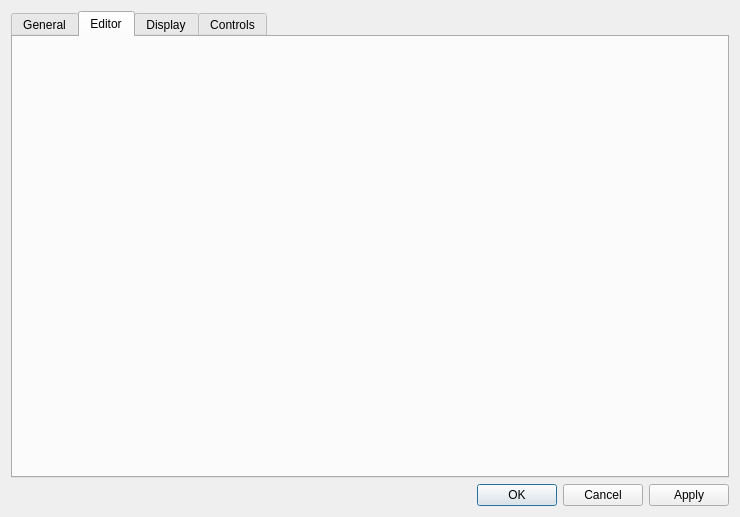
Old version of the form src/settingsdialog.ui in the repository GAMS-dev/studio.
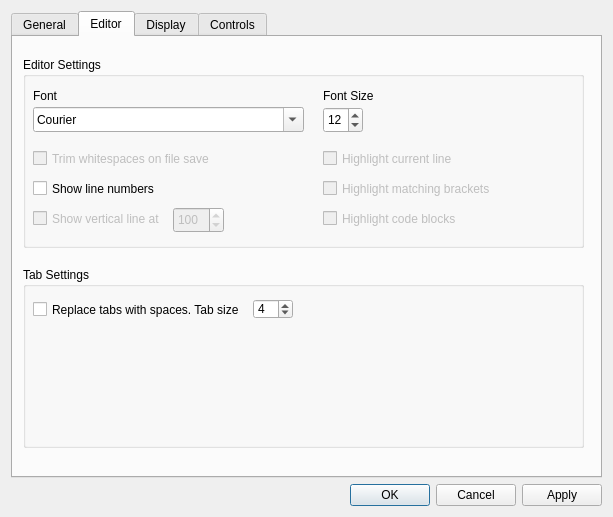
New version of the form. The open tabs and pages were chosen to show the change.

Commit message: added second page of settings (no functionality yet)

```diff
--- a/src/settingsdialog.ui
+++ b/src/settingsdialog.ui
@@ -6,7 +6,7 @@
    <rect>
     <x>0</x>
     <y>0</y>
-    <width>740</width>
+    <width>613</width>
     <height>517</height>
    </rect>
   </property>
@@ -190,6 +190,270 @@
       <attribute name="title">
        <string>Editor</string>
       </attribute>
+      <widget class="QGroupBox" name="groupBox_4">
+       <property name="geometry">
+        <rect>
+         <x>10</x>
+         <y>20</y>
+         <width>561</width>
+         <height>191</height>
+        </rect>
+       </property>
+       <property name="title">
+        <string>Editor Settings</string>
+       </property>
+       <widget class="QFontComboBox" name="fontComboBox">
+        <property name="geometry">
+         <rect>
+          <x>10</x>
+          <y>50</y>
+          <width>271</width>
+          <height>25</height>
+         </rect>
+        </property>
+        <property name="fontFilters">
+         <set>QFontComboBox::MonospacedFonts</set>
+        </property>
+        <property name="currentFont">
+         <font>
+          <family>Source Code Pro</family>
+          <pointsize>12</pointsize>
+         </font>
+        </property>
+       </widget>
+       <widget class="QSpinBox" name="spinBox">
+        <property name="geometry">
+         <rect>
+          <x>300</x>
+          <y>50</y>
+          <width>40</width>
+          <height>26</height>
+         </rect>
+        </property>
+        <property name="minimum">
+         <number>5</number>
+        </property>
+        <property name="maximum">
+         <number>50</number>
+        </property>
+        <property name="value">
+         <number>12</number>
+        </property>
+       </widget>
+       <widget class="QLabel" name="label_2">
+        <property name="geometry">
+         <rect>
+          <x>10</x>
+          <y>30</y>
+          <width>56</width>
+          <height>17</height>
+         </rect>
+        </property>
+        <property name="text">
+         <string>Font</string>
+        </property>
+       </widget>
+       <widget class="QLabel" name="label_3">
+        <property name="geometry">
+         <rect>
+          <x>300</x>
+          <y>30</y>
+          <width>56</width>
+          <height>17</height>
+         </rect>
+        </property>
+        <property name="text">
+         <string>Font Size</string>
+        </property>
+       </widget>
+       <widget class="QCheckBox" name="checkBox_9">
+        <property name="enabled">
+         <bool>false</bool>
+        </property>
+        <property name="geometry">
+         <rect>
+          <x>10</x>
+          <y>90</y>
+          <width>271</width>
+          <height>23</height>
+         </rect>
+        </property>
+        <property name="text">
+         <string>Trim whitespaces on file save</string>
+        </property>
+        <property name="checkable">
+         <bool>true</bool>
+        </property>
+       </widget>
+       <widget class="QCheckBox" name="checkBox_10">
+        <property name="enabled">
+         <bool>true</bool>
+        </property>
+        <property name="geometry">
+         <rect>
+          <x>10</x>
+          <y>120</y>
+          <width>271</width>
+          <height>23</height>
+         </rect>
+        </property>
+        <property name="text">
+         <string>Show line numbers</string>
+        </property>
+        <property name="checkable">
+         <bool>true</bool>
+        </property>
+       </widget>
+       <widget class="QCheckBox" name="checkBox_11">
+        <property name="enabled">
+         <bool>false</bool>
+        </property>
+        <property name="geometry">
+         <rect>
+          <x>10</x>
+          <y>150</y>
+          <width>141</width>
+          <height>23</height>
+         </rect>
+        </property>
+        <property name="text">
+         <string>Show vertical line at</string>
+        </property>
+        <property name="checkable">
+         <bool>true</bool>
+        </property>
+       </widget>
+       <widget class="QSpinBox" name="spinBox_2">
+        <property name="enabled">
+         <bool>false</bool>
+        </property>
+        <property name="geometry">
+         <rect>
+          <x>150</x>
+          <y>150</y>
+          <width>51</width>
+          <height>26</height>
+         </rect>
+        </property>
+        <property name="minimum">
+         <number>20</number>
+        </property>
+        <property name="maximum">
+         <number>1000</number>
+        </property>
+        <property name="value">
+         <number>100</number>
+        </property>
+       </widget>
+       <widget class="QCheckBox" name="checkBox_8">
+        <property name="enabled">
+         <bool>false</bool>
+        </property>
+        <property name="geometry">
+         <rect>
+          <x>300</x>
+          <y>150</y>
+          <width>201</width>
+          <height>23</height>
+         </rect>
+        </property>
+        <property name="text">
+         <string>Highlight code blocks</string>
+        </property>
+        <property name="checkable">
+         <bool>true</bool>
+        </property>
+       </widget>
+       <widget class="QCheckBox" name="checkBox_6">
+        <property name="enabled">
+         <bool>false</bool>
+        </property>
+        <property name="geometry">
+         <rect>
+          <x>300</x>
+          <y>90</y>
+          <width>201</width>
+          <height>23</height>
+         </rect>
+        </property>
+        <property name="text">
+         <string>Highlight current line</string>
+        </property>
+        <property name="checkable">
+         <bool>true</bool>
+        </property>
+       </widget>
+       <widget class="QCheckBox" name="checkBox_7">
+        <property name="enabled">
+         <bool>false</bool>
+        </property>
+        <property name="geometry">
+         <rect>
+          <x>300</x>
+          <y>120</y>
+          <width>201</width>
+          <height>23</height>
+         </rect>
+        </property>
+        <property name="text">
+         <string>Highlight matching brackets</string>
+        </property>
+        <property name="checkable">
+         <bool>true</bool>
+        </property>
+       </widget>
+      </widget>
+      <widget class="QGroupBox" name="groupBox_5">
+       <property name="geometry">
+        <rect>
+         <x>10</x>
+         <y>230</y>
+         <width>561</width>
+         <height>181</height>
+        </rect>
+       </property>
+       <property name="title">
+        <string>Tab Settings</string>
+       </property>
+       <widget class="QCheckBox" name="checkBox_12">
+        <property name="enabled">
+         <bool>true</bool>
+        </property>
+        <property name="geometry">
+         <rect>
+          <x>10</x>
+          <y>34</y>
+          <width>231</width>
+          <height>17</height>
+         </rect>
+        </property>
+        <property name="text">
+         <string>Replace tabs with spaces. Tab size</string>
+        </property>
+        <property name="checkable">
+         <bool>true</bool>
+        </property>
+       </widget>
+       <widget class="QSpinBox" name="spinBox_3">
+        <property name="geometry">
+         <rect>
+          <x>230</x>
+          <y>32</y>
+          <width>40</width>
+          <height>20</height>
+         </rect>
+        </property>
+        <property name="minimum">
+         <number>1</number>
+        </property>
+        <property name="maximum">
+         <number>50</number>
+        </property>
+        <property name="value">
+         <number>4</number>
+        </property>
+       </widget>
+      </widget>
      </widget>
      <widget class="QWidget" name="tabDisplay">
       <attribute name="title">
```
Left out of the diff: 20 changed lines with no effect on the pictures.
